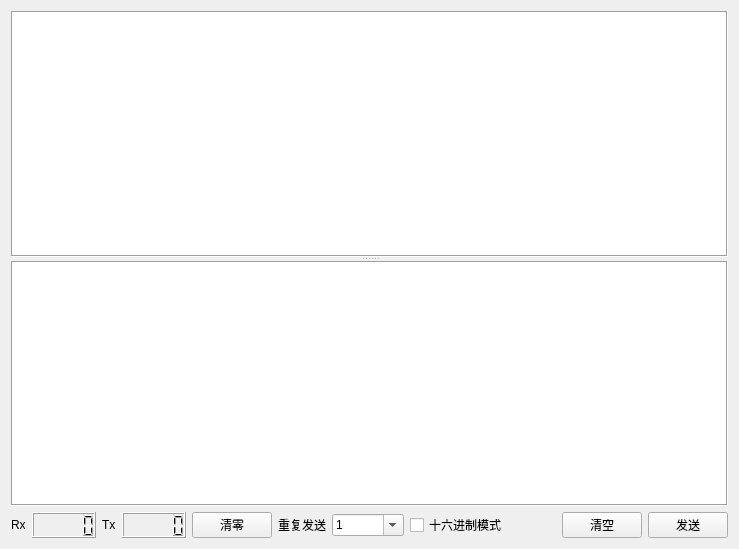
The window that resource/ui/socket_form.ui (uname/PySockDebuger) describes before a commit, drawn with Qt 5.
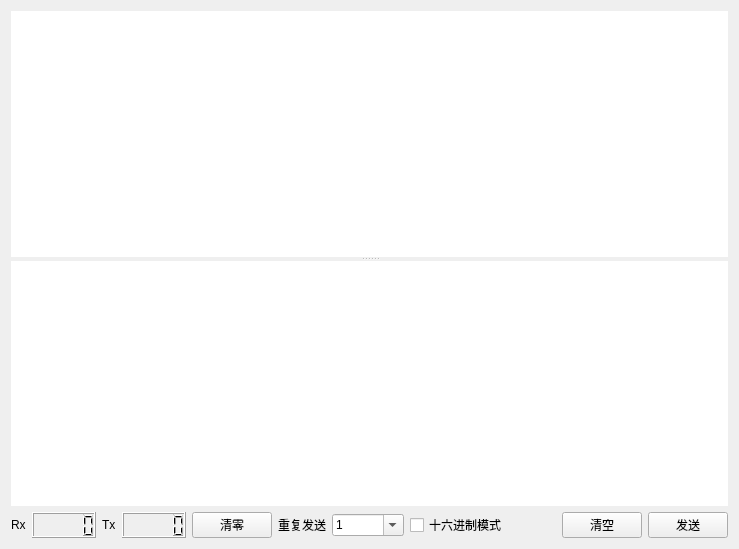
The same window after the commit.

Commit message: ctrl+enter to send

Diff of the .ui file:
```diff
--- a/resource/ui/socket_form.ui
+++ b/resource/ui/socket_form.ui
@@ -21,12 +21,12 @@
      </property>
      <widget class="QTextBrowser" name="recvTextBrowser">
       <property name="frameShape">
-       <enum>QFrame::Box</enum>
+       <enum>QFrame::NoFrame</enum>
       </property>
      </widget>
      <widget class="QPlainTextEdit" name="sendPlainTextEdit">
       <property name="frameShape">
-       <enum>QFrame::Box</enum>
+       <enum>QFrame::NoFrame</enum>
       </property>
      </widget>
     </widget>
```
Left out of the diff: 3 changed lines with no effect on the pictures. The commit also changes 2 other files.
